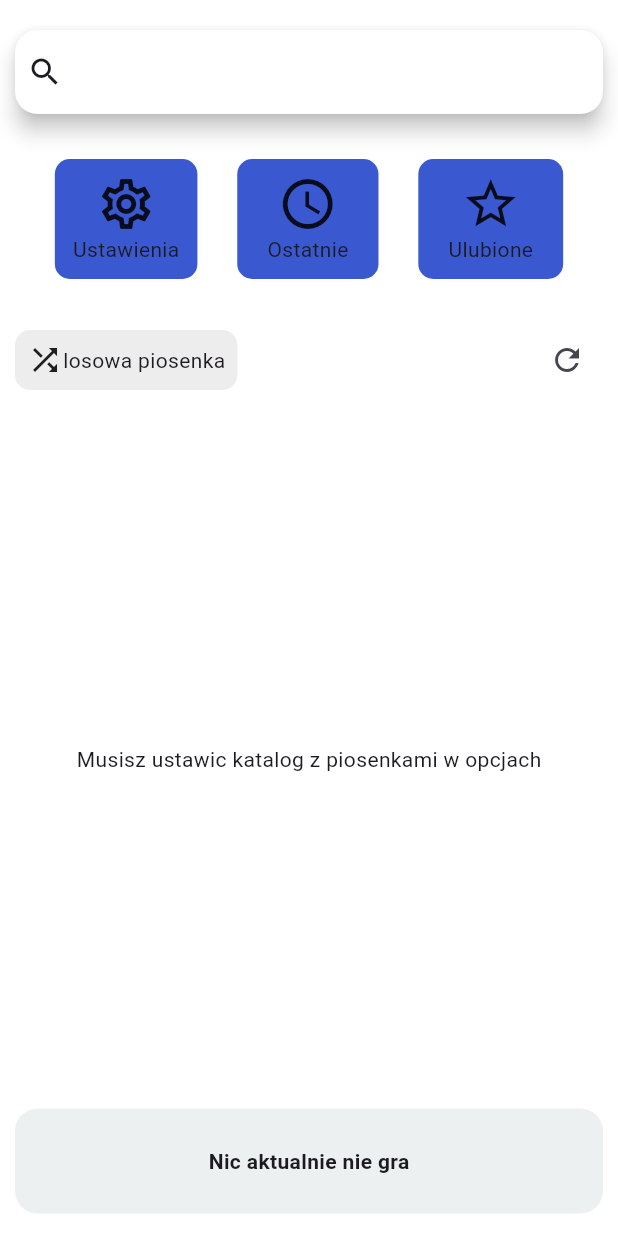
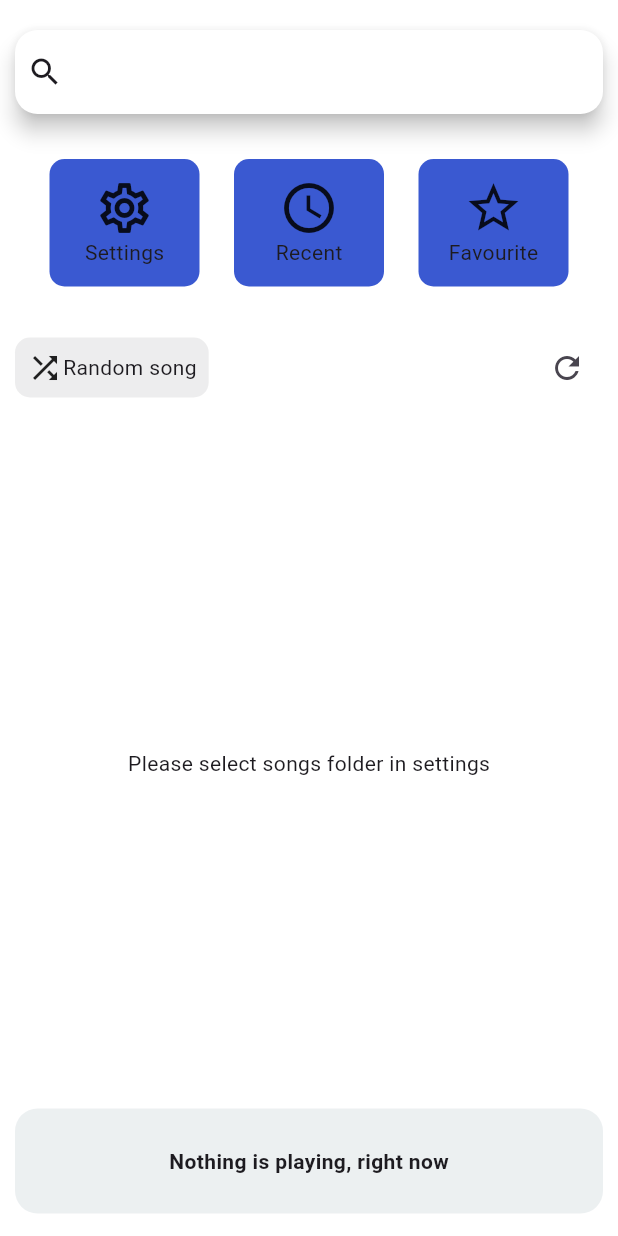
Before and after one commit to Piotrowskii/SimpleMusic, a Flutter app: the screen it shows after launch, on a phone screen of 412 x 824 dp. Run offline on Flutter 3.47's test engine with Material 3 defaults, Android fonts, the phone set to English and light mode, and no system bars; our stand-ins replace audio_service, file_picker, get_it, just_audio, permission_handler, skeletonizer and 1 more; missing offline and left inert: audio_metadata_reader, audio_session; accounts and stored records are empty.

Commit message:
Translation and various fixes

```diff
--- /dev/null
+++ b/l10n.yaml
@@ -0,0 +1,6 @@
+synthetic-package: false
+
+arb-dir: lib/l10n
+template-arb-file: app_en.arb
+output-dir: lib/l10n/generated
+output-localization-file: app_localizations.dart
--- a/lib/components/main_page/mini_player.dart
+++ b/lib/components/main_page/mini_player.dart
@@ -3,6 +3,7 @@ import 'package:flutter/material.dart';
 import 'package:path/path.dart' as pth;
 import 'package:simple_music_app1/components/main_page/waveform_graph.dart';
 import 'package:simple_music_app1/components/song_art_image.dart';
+import 'package:simple_music_app1/l10n/generated/app_localizations.dart';
 import 'package:simple_music_app1/services/get_it_register.dart';
 import 'package:simple_music_app1/services/music_player.dart';
 
@@ -20,6 +21,8 @@ class _MiniPlayerState extends State<MiniPlayer> {
 
   @override
   Widget build(BuildContext context) {
+    AppLocalizations localization = AppLocalizations.of(context)!;
+
     return ValueListenableBuilder(
         valueListenable: musicPlayer.currentSong,
         builder: (context,song,nonupdating){
@@ -56,7 +59,7 @@ class _MiniPlayerState extends State<MiniPlayer> {
                               mainAxisAlignment: MainAxisAlignment.center,
                               children: [
                                 Text(
-                                  "Aktualnie gra:",
+                                  localization.miniPlayerCurrentlyPlaying,
                                   style: TextStyle(
                                     color: Colors.grey,
                                     fontSize: 10
@@ -112,7 +115,7 @@ class _MiniPlayerState extends State<MiniPlayer> {
                   mainAxisAlignment: MainAxisAlignment.center,
                   children: [
                     Text(
-                      "Nic aktualnie nie gra",
+                      localization.miniPlayerNothingPlaying,
                       style: TextStyle(
                         fontWeight: FontWeight.bold
                       ),
--- a/lib/components/main_page/song_item.dart
+++ b/lib/components/main_page/song_item.dart
@@ -1,6 +1,7 @@
 import 'package:flutter/material.dart';
 import 'package:simple_music_app1/components/song_art_image.dart';
 import 'package:path/path.dart' as pth;
+import 'package:simple_music_app1/l10n/generated/app_localizations.dart';
 import 'package:simple_music_app1/pages/player_page.dart';
 import 'package:simple_music_app1/services/db_manager.dart';
 import 'package:simple_music_app1/services/get_it_register.dart';
@@ -27,6 +28,7 @@ class _SongItemState extends State<SongItem> {
   @override
   Widget build(BuildContext context) {
     ColorExtension colorExtension = Theme.of(context).extension<ColorExtension>()!;
+    AppLocalizations localization = AppLocalizations.of(context)!;
 
     Song song = widget.song;
     MusicPlayer player = widget.player;
@@ -70,7 +72,7 @@ class _SongItemState extends State<SongItem> {
                       style: TextStyle(color: colorExtension.primaryColor),
                     ),
                     Text(
-                      song.author ?? "Nieznany wykonawca",
+                      song.author ?? localization.unknownArtist,
                       overflow: TextOverflow.ellipsis,
                       style: TextStyle(
                         fontSize: 10,
--- a/lib/components/main_page/waveform_graph.dart
+++ b/lib/components/main_page/waveform_graph.dart
@@ -75,7 +75,7 @@ class _WaveformGraphState extends State<WaveformGraph> {
                   width: barWidth,
                   height: value,
                   decoration: BoxDecoration(
-                    color: colorExtension.primaryColor!.withAlpha(120),
+                    color: colorExtension.primaryColor.withAlpha(120),
                     borderRadius: BorderRadius.circular(2),
                   ),
                 ),
--- a/lib/components/settings_page/primary_color_picker.dart
+++ b/lib/components/settings_page/primary_color_picker.dart
@@ -3,6 +3,7 @@ import 'package:simple_music_app1/enmus/current_theme.dart';
 import 'package:simple_music_app1/services/color_service.dart';
 import 'package:simple_music_app1/services/get_it_register.dart';
 
+import '../../l10n/generated/app_localizations.dart';
 import '../../services/color_theme_extension.dart';
 
 class PrimaryColorPicker extends StatefulWidget {
@@ -23,11 +24,12 @@ class _PrimaryColorPickerState extends State<PrimaryColorPicker> {
 
   @override
   Widget build(BuildContext context) {
+    AppLocalizations localization = AppLocalizations.of(context)!;
     final ColorExtension colorExtension = Theme.of(context).extension<ColorExtension>()!;
 
     return Column(
       children: [
-        Text("Głowny kolor"),
+        Text(localization.mainColor),
         SizedBox(height: 10,),
         Wrap(
           spacing: 8,
--- a/lib/components/settings_page/system_theme_picker.dart
+++ b/lib/components/settings_page/system_theme_picker.dart
@@ -2,6 +2,8 @@ import 'package:flutter/material.dart';
 import 'package:simple_music_app1/services/color_service.dart';
 import 'package:simple_music_app1/services/get_it_register.dart';
 import 'package:simple_music_app1/services/color_theme_extension.dart';
+
+import '../../l10n/generated/app_localizations.dart';
 
 class SystemThemePicker extends StatefulWidget {
   const SystemThemePicker({super.key});
@@ -23,6 +25,7 @@ class _SystemThemePickerState extends State<SystemThemePicker> {
   @override
   Widget build(BuildContext context) {
     final ColorExtension colorExtension = Theme.of(context).extension<ColorExtension>()!;
+    AppLocalizations localization = AppLocalizations.of(context)!;
 
     return Padding(
       padding: const EdgeInsets.only(
@@ -30,7 +33,7 @@ class _SystemThemePickerState extends State<SystemThemePicker> {
       ),
       child: Column(
         children: [
-          Text("Motyw"),
+          Text(localization.systemTheme),
           SizedBox(height: 10,),
           Wrap(
             spacing: 8,
--- /dev/null
+++ b/lib/l10n/app_en.arb
@@ -0,0 +1,33 @@
+{
+    "unknownArtist": "Unknown Artist",
+
+    "settings": "Settings",
+    "recent": "Recent",
+    "favourite": "Favourite",
+    "favouriteSongs" : "Favourite songs",
+    "randomSong": "Random song",
+    "notInitialized": "Please select songs folder in settings",
+    "emptyFolder" : "Currently selected folder is empty",
+    "searchSongNotFound" : "No songs found",
+    "recentEmpty" : "Nothing was played",
+    "recentlyPlayed" : "Recently played",
+    "favouriteEmpty" : "You have no favourite songs",
+    "errorGettingFavouriteSongs" : "ERROR getting favourite songs",
+    "errorGettingRecentSong" : "ERROR getting recent songs",
+    "miniPlayerCurrentlyPlaying" : "Currently playing:",
+    "miniPlayerNothingPlaying": "Nothing is playing, right now",
+
+    "changeSongsFolder" : "Change songs folder",
+    "selectFolder" : "Select folder",
+    "exit" : "Exit",
+    "apply" : "Apply",
+    "saving" : "Saving",
+    "systemTheme" : "Theme",
+    "mainColor" : "Main color",
+    "language" : "Language"
+
+
+
+
+
+}
--- /dev/null
+++ b/lib/l10n/app_pl.arb
@@ -0,0 +1,29 @@
+{
+    "unknownArtist": "Nieznany artysta",
+
+    "settings": "Ustawienia",
+    "recent": "Ostatnie",
+    "favourite": "Ulubione",
+    "favouriteSongs" : "Ulubione piosenki",
+    "randomSong": "Losowa piosenka",
+    "notInitialized": "Wybierz folder z piosenkami w ustawieniach",
+    "emptyFolder" : "Aktualnie wybrany folder jest pusty",
+    "searchSongNotFound" : "Nie znaleziono takiej piosneki",
+    "recentEmpty" : "Nic nie zostało odtworzone",
+    "recentlyPlayed" : "Ostatnio odtwarzane",
+    "favouriteEmpty" : "Nie masz ulubionych piosenek",
+    "errorGettingFavouriteSongs" : "BŁĄD przy pobieraniu listy ulubionych piosenek",
+    "errorGettingRecentSong" : "ERROR przy pobieraniu listy ostatnio granych piosenek",
+    "miniPlayerCurrentlyPlaying" : "Aktualnie odtwarzane:",
+    "miniPlayerNothingPlaying": "Nic aktualnie nie gra",
+
+    "changeSongsFolder" : "Zmień folder z piosenkami",
+    "selectFolder" : "Wybierz folder",
+    "exit" : "Wyjdź",
+    "apply" : "Zastosuj",
+    "saving" : "Zapisywanie",
+    "systemTheme" : "Motyw",
+    "mainColor" : "Główny kolor",
+    "language" : "Język"
+
+}
--- a/lib/main.dart
+++ b/lib/main.dart
@@ -1,6 +1,7 @@
 import 'package:audio_service/audio_service.dart';
 import 'package:flutter/material.dart';
 import 'package:flutter/services.dart';
+import 'package:flutter_localizations/flutter_localizations.dart';
 import 'package:simple_music_app1/pages/main_page.dart';
 import 'package:simple_music_app1/services/audio_service.dart';
 import 'package:simple_music_app1/services/audio_session_service.dart';
@@ -8,6 +9,7 @@ import 'package:simple_music_app1/services/color_service.dart';
 import 'package:simple_music_app1/services/get_it_register.dart';
 import 'package:simple_music_app1/services/permission_service.dart';
 import 'package:simple_music_app1/services/color_theme_extension.dart';
+import 'package:simple_music_app1/l10n/generated/app_localizations.dart';
 
 
 
@@ -48,6 +50,17 @@ class MyApp extends StatelessWidget {
 
         return MaterialApp(
           title: 'Flutter Demo',
+          localizationsDelegates: [
+            AppLocalizations.delegate,
+            GlobalMaterialLocalizations.delegate,
+            GlobalWidgetsLocalizations.delegate,
+            GlobalCupertinoLocalizations.delegate,
+          ],
+          supportedLocales: [
+            Locale('en'),
+            Locale('pl'),
+          ],
+          locale: colorService.currentLanguage,
           theme: ThemeData(scrollbarTheme: ScrollbarThemeData().copyWith(thumbColor: WidgetStatePropertyAll(colorService.primaryColor)),scaffoldBackgroundColor: Colors.white,inputDecorationTheme: InputDecorationTheme(fillColor: Colors.white,iconColor: Colors.white),appBarTheme: AppBarTheme(backgroundColor: Colors.white)).copyWith(
             extensions: <ThemeExtension<dynamic>>[
               ColorExtension(
--- a/lib/pages/main_page.dart
+++ b/lib/pages/main_page.dart
@@ -4,6 +4,7 @@ import 'package:simple_music_app1/components/main_page/song_item.dart';
 import 'package:simple_music_app1/pages/player_page.dart';
 import 'package:simple_music_app1/pages/settings_page.dart';
 
+import '../l10n/generated/app_localizations.dart';
 import '../models/song.dart';
 import '../services/color_service.dart';
 import '../services/db_manager.dart';
@@ -77,18 +78,19 @@ class _MainPageState extends State<MainPage>{
     });
   }
 
+  void dbListener() {
+    checkIfInitialized();
+    displayAllSongs();
+  }
+
   @override
   void initState(){
     super.initState();
 
 
-    checkIfInitialized();
-    displayAllSongs();
+    dbListener();
 
-    db.addListener((){
-      checkIfInitialized();
-      displayAllSongs();
-    });
+    db.addListener(dbListener);
   }
 
 
@@ -97,6 +99,7 @@ class _MainPageState extends State<MainPage>{
   void dispose() {
     searchController.dispose();
     searchFocus.dispose();
+    db.removeListener(dbListener);
     super.dispose();
   }
 
@@ -104,6 +107,7 @@ class _MainPageState extends State<MainPage>{
   @override
   Widget build(BuildContext context) {
     final ColorExtension colorExtension = Theme.of(context).extension<ColorExtension>()!;
+    AppLocalizations localization = AppLocalizations.of(context)!;
 
     return Scaffold(
       backgroundColor: Theme.of(context).scaffoldBackgroundColor,
@@ -141,6 +145,8 @@ class _MainPageState extends State<MainPage>{
                     },
                     borderRadius: BorderRadius.circular(10),
                     child: Ink(
+                      width: 100,
+                      height: 85,
                       decoration: BoxDecoration(
                           // color: Theme.of(context).colorScheme.onSurface.withAlpha(20),
                         color: colorExtension.primaryColor ,
@@ -154,9 +160,10 @@ class _MainPageState extends State<MainPage>{
                             right: 12
                         ),
                         child: Column(
+                          mainAxisAlignment: MainAxisAlignment.center,
                           children: [
                             Icon(Icons.settings_outlined, size: 40),
-                            Text("Ustawienia")
+                            Text(localization.settings)
                           ],
                         ),
                       ),
@@ -188,7 +195,7 @@ class _MainPageState extends State<MainPage>{
                         child: Row(
                           children: [
                             Icon(Icons.shuffle),
-                            Text("losowa piosenka")
+                            Text(localization.randomSong)
                           ],
                         ),
                       ),
@@ -224,14 +231,16 @@ class _MainPageState extends State<MainPage>{
   }
 
   Widget SongList(){
+    AppLocalizations localization = AppLocalizations.of(context)!;
+
     if(displayedSongs.isEmpty && isSearching){
-      return Center(child: Text("Nie znaleziono takiej piosneki"),);
+      return Center(child: Text(localization.searchSongNotFound),);
     }
     else if(!isInitialized){
-      return Center(child: Text("Musisz ustawic katalog z piosenkami w opcjach"),);
+      return Center(child: Text(localization.notInitialized),);
     }
     else if(displayedSongs.isEmpty){
-      return Center(child: Text("Aktualnie wybrany katalog jest pusty możesz wybrać inny w opcjach",textAlign: TextAlign.center,));
+      return Center(child: Text(localization.emptyFolder,textAlign: TextAlign.center,));
     }else{
       //TODO: add scrollbar but image showing is slow so isolates ?
       return ListView.separated(
@@ -251,6 +260,8 @@ class _MainPageState extends State<MainPage>{
   }
 
   void showFavouriteSongsModal(BuildContext context){
+    AppLocalizations localization = AppLocalizations.of(context)!;
+
     showModalBottomSheet<void>(
         context: context,
         builder: (BuildContext context) {
@@ -260,7 +271,7 @@ class _MainPageState extends State<MainPage>{
               if (snapshot.connectionState == ConnectionState.waiting) {
                 return const Center(child: CircularProgressIndicator());
               } else if (snapshot.hasError || !snapshot.hasData) {
-                return Center(child: Text('Błąd przy pobieraniu ulubionych piosenek', style: TextStyle(fontWeight: FontWeight.bold),));
+                return Center(child: Text(localization.errorGettingFavouriteSongs, style: TextStyle(fontWeight: FontWeight.bold),));
               }
               else {
                 List<Song> favouriteSongs = snapshot.data!;
@@ -270,7 +281,7 @@ class _MainPageState extends State<MainPage>{
                     padding: const EdgeInsets.all(10),
                     child: Column(
                       children: [
-                        Text("Ulubione Piosenki", style: TextStyle(fontWeight: FontWeight.bold),),
+                        Text(localization.favouriteSongs, style: TextStyle(fontWeight: FontWeight.bold),),
                         SizedBox(height: 15,),
                         Expanded(
                           child: ListView.separated(
@@ -289,7 +300,7 @@ class _MainPageState extends State<MainPage>{
                   );
                 }
                 else{
-                  return Center(child: Text('Nie masz ulubionych piosenek', style: TextStyle(fontWeight: FontWeight.bold),));
+                  return Center(child: Text(localization.favouriteEmpty, style: TextStyle(fontWeight: FontWeight.bold),));
                 }
               }
             },
@@ -299,6 +310,8 @@ class _MainPageState extends State<MainPage>{
   }
 
   void showRecentSongsModal(BuildContext context){
+    AppLocalizations localization = AppLocalizations.of(context)!;
+
     showModalBottomSheet<void>(
         context: context,
         builder: (BuildContext context) {
@@ -308,7 +321,7 @@ class _MainPageState extends State<MainPage>{
               if (snapshot.connectionState == ConnectionState.waiting) {
                 return const Center(child: CircularProgressIndicator());
               } else if (snapshot.hasError || !snapshot.hasData) {
-                return Center(child: Text('Błąd przy pobieraniu ostatnich piosenek', style: TextStyle(fontWeight: FontWeight.bold),));
+                return Center(child: Text(localization.errorGettingRecentSong, style: TextStyle(fontWeight: FontWeight.bold),));
               }
               else {
                 List<Song> favouriteSongs = snapshot.data!;
@@ -318,7 +331,7 @@ class _MainPageState extends State<MainPage>{
                     padding: const EdgeInsets.all(10),
                     child: Column(
                       children: [
-                        Text("Ostatnio odtwarzane", style: TextStyle(fontWeight: FontWeight.bold),),
+                        Text(localization.recentlyPlayed, style: TextStyle(fontWeight: FontWeight.bold),),
                         SizedBox(height: 15,),
                         Expanded(
                           child: ListView.separated(
@@ -345,7 +358,7 @@ class _MainPageState extends State<MainPage>{
                   );
                 }
                 else{
-                  return Center(child: Text('Nic jeszcze nie odtworzyłeś :(', style: TextStyle(fontWeight: FontWeight.bold),));
+                  return Center(child: Text(localization.recentEmpty, style: TextStyle(fontWeight: FontWeight.bold),));
                 }
               }
             },
@@ -356,12 +369,50 @@ class _MainPageState extends State<MainPage>{
 
 
   InkWell RecentButton(Color backgroundColor){
+    AppLocalizations localization = AppLocalizations.of(context)!;
+
     return InkWell(
       onTap: () {
         showRecentSongsModal(context);
       },
       borderRadius: BorderRadius.circular(10),
       child: Ink(
+        width: 100,
+        height: 85,
+        decoration: BoxDecoration(
+            color: backgroundColor,
+            borderRadius: BorderRadius.circular(10),
+        ),
+        child: Padding(
+          padding: const EdgeInsets.only(
+              top: 10,
+              bottom: 10,
+              left: 20,
+              right: 20
+          ),
+          child: Column(
+            mainAxisAlignment: MainAxisAlignment.center,
+            children: [
+              Icon(Icons.access_time_outlined, size: 40),
+              Text(localization.recent)
+            ],
+          ),
+        ),
+      ),
+    );
+  }
+
+  InkWell FavouriteButton(Color backgroundColor){
+    AppLocalizations localization = AppLocalizations.of(context)!;
+
+    return InkWell(
+      onTap: () {
+        showFavouriteSongsModal(context);
+      },
+      borderRadius: BorderRadius.circular(10),
+      child: Ink(
+        width: 100,
+        height: 85,
         decoration: BoxDecoration(
             color: backgroundColor,
             borderRadius: BorderRadius.circular(10)
@@ -374,38 +425,10 @@ class _MainPageState extends State<MainPage>{
               right: 20
           ),
           child: Column(
-            children: [
-              Icon(Icons.access_time_outlined, size: 40),
-              Text("Ostatnie")
-            ],
-          ),
-        ),
-      ),
-    );
-  }
-
-  InkWell FavouriteButton(Color backgroundColor){
-    return InkWell(
-      onTap: () {
-        showFavouriteSongsModal(context);
-      },
-      borderRadius: BorderRadius.circular(10),
-      child: Ink(
-        decoration: BoxDecoration(
-            color: backgroundColor,
-            borderRadius: BorderRadius.circular(10)
-        ),
-        child: Padding(
-          padding: const EdgeInsets.only(
-              top: 10,
-              bottom: 10,
-              left: 20,
-              right: 20
-          ),
-          child: Column(
+            mainAxisAlignment: MainAxisAlignment.center,
             children: [
               Icon(Icons.star_border, size: 40),
-              Text("Ulubione")
+              Text(localization.favourite)
             ],
           ),
         ),
--- a/lib/pages/player_page.dart
+++ b/lib/pages/player_page.dart
@@ -8,6 +8,7 @@ import 'package:simple_music_app1/components/song_art_image.dart';
 import 'package:simple_music_app1/services/color_theme_extension.dart';
 import 'package:simple_music_app1/services/music_player.dart';
 import 'package:skeletonizer/skeletonizer.dart';
+import '../l10n/generated/app_localizations.dart';
 import '../models/song.dart';
 import '../services/db_manager.dart';
 import '../services/get_it_register.dart';
@@ -35,6 +36,7 @@ class _PlayerPageState extends State<PlayerPage> {
   @override
   Widget build(BuildContext context) {
     final ColorExtension colorExtension = Theme.of(context).extension<ColorExtension>()!;
+    AppLocalizations localization = AppLocalizations.of(context)!;
 
     return Scaffold(
       backgroundColor: Theme.of(context).scaffoldBackgroundColor,
@@ -97,7 +99,7 @@ class _PlayerPageState extends State<PlayerPage> {
                           SizedBox(height: 5,),
                           Flexible(
                             child: Text(
-                              song.author ?? "Nieznany wykonawca",
+                              song.author ?? localization.unknownArtist,
                               overflow: TextOverflow.ellipsis,
                               style: TextStyle(
                                   color: Colors.grey
@@ -107,7 +109,12 @@ class _PlayerPageState extends State<PlayerPage> {
                           SizedBox(height: 60,),
                           MusicSlider(songDuration: song.duration ?? Duration.zero),
                           SizedBox(height: 30,),
-                          ButtonRow(song: song)
+                          ButtonRow(
+                            song: song,
+                            returnButtonFunction: (){
+                              if(context.mounted) Navigator.pop(context);
+                              },
+                          )
                         ],
                       );
 
--- a/lib/pages/settings_page.dart
+++ b/lib/pages/settings_page.dart
@@ -1,5 +1,6 @@
 import 'package:flutter/material.dart';
 import 'package:flutter/services.dart';
+import 'package:simple_music_app1/components/settings_page/language_picker.dart';
 import 'package:simple_music_app1/components/settings_page/music_folder_alert.dart';
 import 'package:simple_music_app1/components/settings_page/primary_color_picker.dart';
 import 'package:simple_music_app1/components/settings_page/system_theme_picker.dart';
@@ -9,6 +10,7 @@ import 'package:simple_music_app1/services/color_service.dart';
 import 'package:simple_music_app1/services/permission_service.dart';
 import 'package:simple_music_app1/services/push_notification_service.dart';
 
+import '../l10n/generated/app_localizations.dart';
 import '../services/get_it_register.dart';
 
 class SettingsPage extends StatefulWidget {
@@ -24,8 +26,10 @@ class _SettingsPageState extends State<SettingsPage> {
 
   @override
   Widget build(BuildContext context) {
+    AppLocalizations localization = AppLocalizations.of(context)!;
+
      return Scaffold(
-       appBar: AppBar(title: Text("Ustawienia"),centerTitle: true,),
+       appBar: AppBar(title: Text(localization.settings),centerTitle: true,),
        body: SafeArea(
          child: Padding(
            padding: EdgeInsets.all(10),
@@ -50,7 +54,7 @@ class _SettingsPageState extends State<SettingsPage> {
                          children: [
                            Icon(Icons.folder),
                            SizedBox(width: 20,),
-                           Text("Zmień katalog z piosenkami")
+                           Text(localization.changeSongsFolder)
                          ],
                        ),
                      ),
@@ -59,6 +63,8 @@ class _SettingsPageState extends State<SettingsPage> {
                    SystemThemePicker(),
                    Divider(),
                    PrimaryColorPicker(),
+                   Divider(),
+                   LanguagePicker()
                  ],
                ),
              ),
--- a/pubspec.yaml
+++ b/pubspec.yaml
@@ -30,6 +30,8 @@ environment:
 dependencies:
   flutter:
     sdk: flutter
+  flutter_localizations:
+    sdk: flutter
 
   # The following adds the Cupertino Icons font to your application.
   # Use with the CupertinoIcons class for iOS style icons.
@@ -46,6 +48,7 @@ dependencies:
   file_picker: ^9.2.3
   audio_metadata_reader: ^1.4.1
   audio_service: ^0.18.18
+  intl: ^0.19.0
 
 
 
@@ -65,6 +68,7 @@ dev_dependencies:
 
 # The following section is specific to Flutter packages.
 flutter:
+  generate: true
 
   # The following line ensures that the Material Icons font is
   # included with your application, so that you can use the icons in
```
Also changed, not shown: lib/components/player_page/button_row.dart (+6 -3 lines), lib/components/settings_page/language_picker.dart (added, +51 -0 lines), lib/components/settings_page/music_folder_alert.dart (+6 -3 lines), lib/services/color_service.dart (+20 -1 lines), lib/services/db_manager.dart (+14 -0 lines), lib/services/music_player.dart (+18 -2 lines), lib/l10n/generated/app_localizations.dart (added), lib/l10n/generated/app_localizations_en.dart (added), lib/l10n/generated/app_localizations_pl.dart (added), pubspec.lock.
